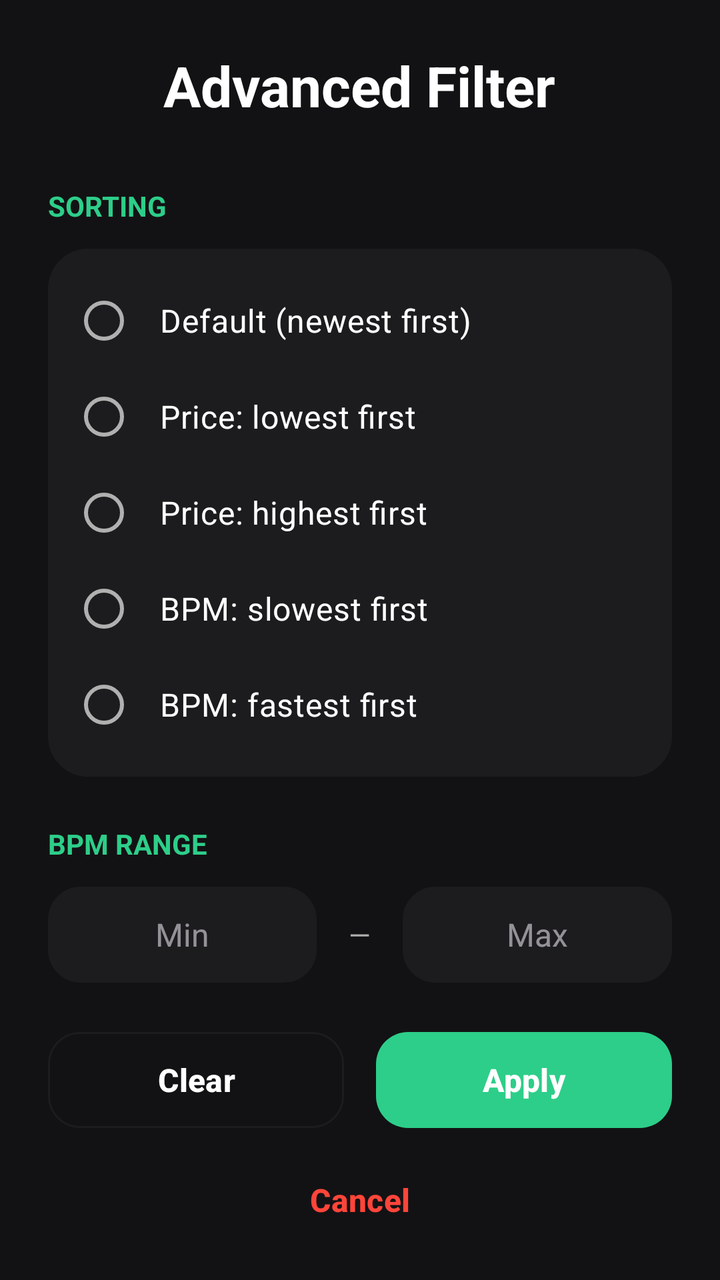
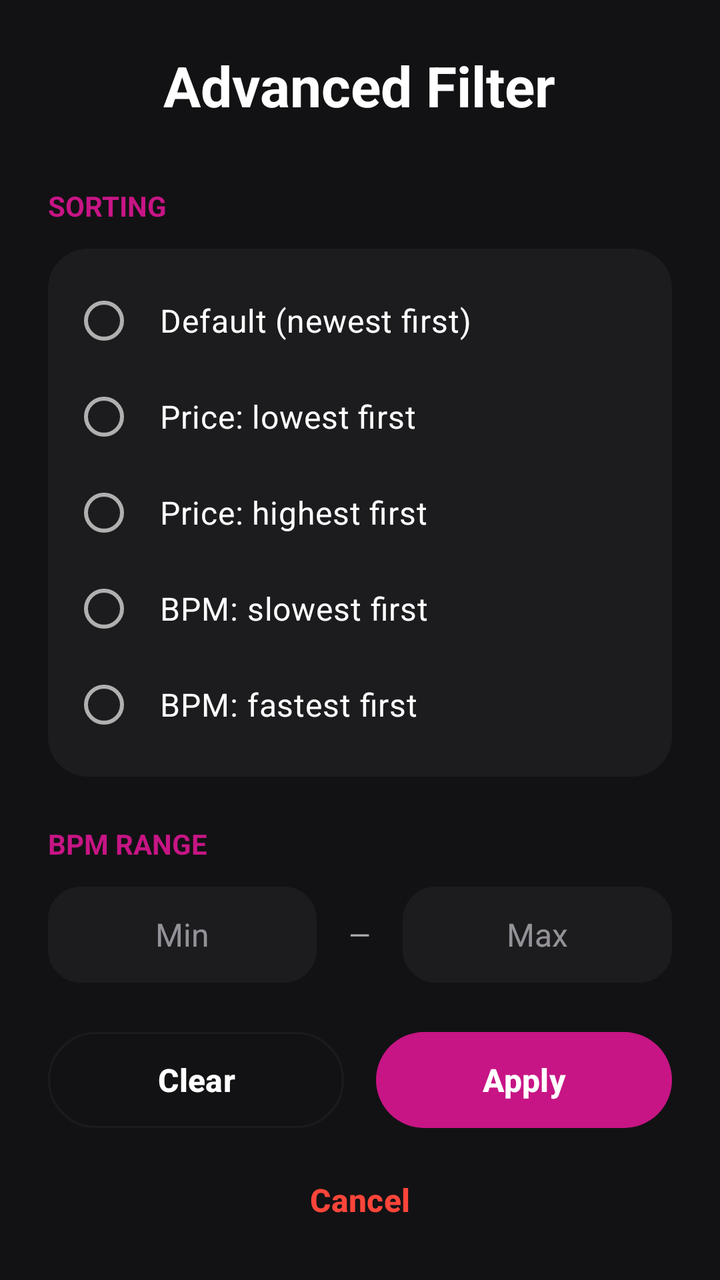

Two renders of the same Android screen: before a commit and after it. Below are the layout's source before the change and the commit's diff.
<!-- AndroidManifest.xml: application theme Theme.BeatHouse.Splash -->
<!-- res/layout/dialog_advanced_filter.xml -->
<?xml version="1.0" encoding="utf-8"?>
<LinearLayout xmlns:android="http://schemas.android.com/apk/res/android"
    xmlns:app="http://schemas.android.com/apk/res-auto"
    android:layout_width="match_parent"
    android:layout_height="wrap_content"
    android:orientation="vertical"
    android:background="@color/surface">

    <androidx.core.widget.NestedScrollView
        android:layout_width="match_parent"
        android:layout_height="0dp"
        android:layout_weight="1">

        <LinearLayout
            android:layout_width="match_parent"
            android:layout_height="wrap_content"
            android:orientation="vertical"
            android:padding="24dp">

            <TextView
                android:layout_width="wrap_content"
                android:layout_height="wrap_content"
                android:layout_gravity="center_horizontal"
                android:text="@string/advanced_filter"
                android:textSize="28sp"
                android:textStyle="bold"
                android:textColor="@color/on_surface"
                android:layout_marginBottom="32dp" />

            
            <TextView
                android:layout_width="wrap_content"
                android:layout_height="wrap_content"
                android:text="@string/sorting"
                android:textSize="14sp"
                android:textStyle="bold"
                android:textColor="@color/primary"
                android:textAllCaps="true"
                android:layout_marginBottom="12dp" />

            <com.google.android.material.card.MaterialCardView
                android:layout_width="match_parent"
                android:layout_height="wrap_content"
                android:layout_marginBottom="24dp"
                app:cardCornerRadius="20dp"
                app:cardElevation="0dp"
                app:cardBackgroundColor="@color/surface_container"
                app:strokeColor="@color/outline"
                app:strokeWidth="1dp">

                <RadioGroup
                    android:id="@+id/rg_sort"
                    android:layout_width="match_parent"
                    android:layout_height="wrap_content"
                    android:padding="12dp">

                    <RadioButton
                        android:id="@+id/rb_default"
                        android:layout_width="match_parent"
                        android:layout_height="wrap_content"
                        android:text="@string/default_sort"
                        android:textColor="@color/on_surface"
                        android:buttonTint="@color/primary"
                        android:padding="12dp"
                        android:textSize="16sp" />

                    <RadioButton
                        android:id="@+id/rb_price_asc"
                        android:layout_width="match_parent"
                        android:layout_height="wrap_content"
                        android:text="@string/price_lowest_first"
                        android:textColor="@color/on_surface"
                        android:buttonTint="@color/primary"
                        android:padding="12dp"
                        android:textSize="16sp" />

                    <RadioButton
                        android:id="@+id/rb_price_desc"
                        android:layout_width="match_parent"
                        android:layout_height="wrap_content"
                        android:text="@string/price_highest_first"
                        android:textColor="@color/on_surface"
                        android:buttonTint="@color/primary"
                        android:padding="12dp"
                        android:textSize="16sp" />

                    <RadioButton
                        android:id="@+id/rb_bpm_asc"
                        android:layout_width="match_parent"
                        android:layout_height="wrap_content"
                        android:text="@string/bpm_slowest_first"
                        android:textColor="@color/on_surface"
                        android:buttonTint="@color/primary"
                        android:padding="12dp"
                        android:textSize="16sp" />

                    <RadioButton
                        android:id="@+id/rb_bpm_desc"
                        android:layout_width="match_parent"
                        android:layout_height="wrap_content"
                        android:text="@string/bpm_fastest_first"
                        android:textColor="@color/on_surface"
                        android:buttonTint="@color/primary"
                        android:padding="12dp"
                        android:textSize="16sp" />

                </RadioGroup>
            </com.google.android.material.card.MaterialCardView>

            
            <TextView
                android:layout_width="wrap_content"
                android:layout_height="wrap_content"
                android:text="@string/bpm_range"
                android:textSize="14sp"
                android:textStyle="bold"
                android:textColor="@color/primary"
                android:textAllCaps="true"
                android:layout_marginBottom="12dp" />

            <LinearLayout
                android:layout_width="match_parent"
                android:layout_height="wrap_content"
                android:orientation="horizontal"
                android:layout_marginBottom="24dp"
                android:gravity="center_vertical">

                <EditText
                    android:id="@+id/et_bpm_min"
                    android:layout_width="0dp"
                    android:layout_height="48dp"
                    android:layout_weight="1"
                    android:hint="Min"
                    android:inputType="number"
                    android:textColor="@color/on_surface"
                    android:background="@drawable/rounded_container"
                    android:backgroundTint="@color/surface_container"
                    android:gravity="center"
                    android:textSize="16sp" />

                <TextView
                    android:layout_width="wrap_content"
                    android:layout_height="wrap_content"
                    android:text="—"
                    android:textColor="@color/on_surface_variant"
                    android:layout_marginHorizontal="16dp" />

                <EditText
                    android:id="@+id/et_bpm_max"
                    android:layout_width="0dp"
                    android:layout_height="48dp"
                    android:layout_weight="1"
                    android:hint="Max"
                    android:inputType="number"
                    android:textColor="@color/on_surface"
                    android:background="@drawable/rounded_container"
                    android:backgroundTint="@color/surface_container"
                    android:gravity="center"
                    android:textSize="16sp" />

            </LinearLayout>

            
            <TextView
                android:layout_width="wrap_content"
                android:layout_height="wrap_content"
                android:text="@string/tag_search"
                android:textSize="14sp"
                android:textStyle="bold"
                android:textColor="@color/primary"
                android:textAllCaps="true"
                android:layout_marginBottom="12dp" />

            <LinearLayout
                android:layout_width="match_parent"
                android:layout_height="56dp"
                android:orientation="horizontal"
                android:gravity="center_vertical"
                android:paddingHorizontal="16dp"
                android:layout_marginBottom="8dp"
                android:background="@drawable/rounded_container"
                android:backgroundTint="@color/surface_container">

                <ImageView
                    android:layout_width="20dp"
                    android:layout_height="20dp"
                    android:src="@drawable/ic_filter"
                    app:tint="@color/on_surface_variant" />

                <EditText
                    android:id="@+id/et_tag_search"
                    android:layout_width="match_parent"
                    android:layout_height="match_parent"
                    android:layout_marginStart="12dp"
                    android:hint="Enter tag..."
                    android:inputType="text"
                    android:textColor="@color/on_surface"
                    android:background="@android:color/transparent"
                    android:textSize="16sp" />
            </LinearLayout>
        </LinearLayout>
    </androidx.core.widget.NestedScrollView>

    
    <LinearLayout
        android:layout_width="match_parent"
        android:layout_height="wrap_content"
        android:orientation="vertical"
        android:paddingHorizontal="24dp"
        android:paddingBottom="16dp"
        android:background="@color/surface">

        <LinearLayout
            android:layout_width="match_parent"
            android:layout_height="wrap_content"
            android:orientation="horizontal">

            <com.google.android.material.button.MaterialButton
                android:id="@+id/btn_clear"
                style="@style/Widget.Material3.Button.OutlinedButton"
                android:layout_width="0dp"
                android:layout_height="56dp"
                android:layout_weight="1"
                android:text="@string/clear"
                android:textColor="@color/on_surface"
                android:textStyle="bold"
                app:strokeColor="@color/outline"
                app:cornerRadius="16dp"
                android:layout_marginEnd="8dp" />

            <com.google.android.material.button.MaterialButton
                android:id="@+id/btn_apply"
                android:layout_width="0dp"
                android:layout_height="56dp"
                android:layout_weight="1"
                android:text="@string/apply"
                android:textColor="@color/on_primary"
                android:textStyle="bold"
                app:backgroundTint="@color/primary"
                app:cornerRadius="16dp"
                android:layout_marginStart="8dp"
                app:autoSizeTextType="uniform"
                app:autoSizeMinTextSize="12sp"
                app:autoSizeMaxTextSize="16sp" />

        </LinearLayout>

        <com.google.android.material.button.MaterialButton
            android:id="@+id/btn_cancel"
            style="@style/Widget.Material3.Button.TextButton"
            android:layout_width="match_parent"
            android:layout_height="48dp"
            android:layout_marginTop="8dp"
            android:text="@string/cancel_btn"
            android:textStyle="bold"
            android:textColor="@color/error" />
    </LinearLayout>

</LinearLayout>
<!-- resources referenced by this layout -->
<resources>
  <color name="error">#FF453A</color>
  <color name="on_primary">#FFFFFF</color>
  <color name="on_surface">#FFFFFF</color>
  <color name="on_surface_variant">#B0B0B0</color>
  <color name="outline">#1C1C1E</color>
  <color name="primary">#2DCE89</color>
  <color name="surface">#121214</color>
  <color name="surface_container">#1C1C1E</color>
  <string name="advanced_filter">Advanced Filter</string>
  <string name="apply">Apply</string>
  <string name="bpm_fastest_first">BPM: fastest first</string>
  <string name="bpm_range">BPM Range</string>
  <string name="bpm_slowest_first">BPM: slowest first</string>
  <string name="cancel_btn">Cancel</string>
  <string name="clear">Clear</string>
  <string name="default_sort">Default (newest first)</string>
  <string name="price_highest_first">Price: highest first</string>
  <string name="price_lowest_first">Price: lowest first</string>
  <string name="sorting">Sorting</string>
  <string name="tag_search">Tag Search (#)</string>
  <style name="Theme.BeatHouse.Splash" parent="Theme.BeatHouse">
          <item name="android:windowBackground">@color/background</item>
      </style>
  <color name="background">#0B0B0D</color>
  <color name="primary_container">#004D40</color>
  <color name="secondary">#8E8E93</color>
  <color name="secondary_container">#1C1C1E</color>
  <color name="on_secondary">#FFFFFF</color>
  <color name="error_container">#330000</color>
  <color name="surface_variant">#1A1A1C</color>
  <style name="Widget.BeatHouse.Button" parent="Widget.Material3.Button">
          <item name="android:textSize">16sp</item>
          <item name="android:textStyle">bold</item>
          <item name="cornerRadius">12dp</item>
          <item name="iconGravity">textStart</item>
          <item name="iconPadding">8dp</item>
          <item name="android:insetTop">4dp</item>
          <item name="android:insetBottom">4dp</item>
          <item name="backgroundTint">@color/primary</item>
          <item name="android:textColor">@color/on_primary</item>
      </style>
  <style name="Widget.BeatHouse.Card" parent="Widget.Material3.CardView.Elevated">
          <item name="cardCornerRadius">16dp</item>
          <item name="cardElevation">0dp</item>
          <item name="strokeColor">@color/outline</item>
          <item name="strokeWidth">1dp</item>
          <item name="cardBackgroundColor">@color/surface_container</item>
      </style>
  <style name="Widget.BeatHouse.BottomNavigation" parent="Widget.Material3.BottomNavigationView">
          <item name="itemIconTint">@color/bottom_nav_icon_tint</item>
          <item name="itemTextColor">@color/bottom_nav_text_tint</item>
          <item name="itemBackground">@color/surface</item>
          <item name="android:background">@color/surface</item>
          <item name="elevation">0dp</item>
          <item name="itemPaddingTop">12dp</item>
          <item name="itemPaddingBottom">12dp</item>
      </style>
  <style name="Widget.BeatHouse.AppBarLayout" parent="Widget.Material3.AppBarLayout">
          <item name="android:background">@color/surface</item>
          <item name="backgroundTint">@color/surface</item>
      </style>
  <style name="Widget.BeatHouse.Chip" parent="Widget.Material3.Chip.Filter">
          <item name="chipCornerRadius">12dp</item>
          <item name="chipStrokeColor">@color/outline</item>
          <item name="chipStrokeWidth">1dp</item>
          <item name="android:textColor">@color/on_surface_variant</item>
          <item name="chipBackgroundColor">@color/surface_container</item>
          <item name="checkedIconTint">@color/primary</item>
          <item name="android:textSize">14sp</item>
      </style>
  <!-- unchanged entries left out for length: 4 -->
</resources>

<!-- the commit's change to res/layout/dialog_advanced_filter.xml (unified diff, before → after) -->
@@ -225,7 +225,7 @@
                 android:textColor="@color/on_surface"
                 android:textStyle="bold"
                 app:strokeColor="@color/outline"
-                app:cornerRadius="16dp"
+                app:cornerRadius="24dp"
                 android:layout_marginEnd="8dp" />
 
             <com.google.android.material.button.MaterialButton
@@ -237,7 +237,7 @@
                 android:textColor="@color/on_primary"
                 android:textStyle="bold"
                 app:backgroundTint="@color/primary"
-                app:cornerRadius="16dp"
+                app:cornerRadius="24dp"
                 android:layout_marginStart="8dp"
                 app:autoSizeTextType="uniform"
                 app:autoSizeMinTextSize="12sp"
<!-- resource entries referenced after the edit -->
@@ -5,7 +5,7 @@
   <color name="on_surface">#FFFFFF</color>
   <color name="on_surface_variant">#B0B0B0</color>
   <color name="outline">#1C1C1E</color>
-  <color name="primary">#2DCE89</color>
+  <color name="primary">#C71585</color>
   <color name="surface">#121214</color>
   <color name="surface_container">#1C1C1E</color>
   <string name="advanced_filter">Advanced Filter</string>
@@ -24,7 +24,7 @@
           <item name="android:windowBackground">@color/background</item>
       </style>
   <color name="background">#0B0B0D</color>
-  <color name="primary_container">#004D40</color>
+  <color name="primary_container">#4D0033</color>
   <color name="secondary">#8E8E93</color>
   <color name="secondary_container">#1C1C1E</color>
   <color name="on_secondary">#FFFFFF</color>
@@ -33,7 +33,7 @@
   <style name="Widget.BeatHouse.Button" parent="Widget.Material3.Button">
           <item name="android:textSize">16sp</item>
           <item name="android:textStyle">bold</item>
-          <item name="cornerRadius">12dp</item>
+          <item name="cornerRadius">24dp</item>
           <item name="iconGravity">textStart</item>
           <item name="iconPadding">8dp</item>
           <item name="android:insetTop">4dp</item>
@@ -42,7 +42,7 @@
           <item name="android:textColor">@color/on_primary</item>
       </style>
   <style name="Widget.BeatHouse.Card" parent="Widget.Material3.CardView.Elevated">
-          <item name="cardCornerRadius">16dp</item>
+          <item name="cardCornerRadius">28dp</item>
           <item name="cardElevation">0dp</item>
           <item name="strokeColor">@color/outline</item>
           <item name="strokeWidth">1dp</item>
@@ -51,18 +51,19 @@
   <style name="Widget.BeatHouse.BottomNavigation" parent="Widget.Material3.BottomNavigationView">
           <item name="itemIconTint">@color/bottom_nav_icon_tint</item>
           <item name="itemTextColor">@color/bottom_nav_text_tint</item>
-          <item name="itemBackground">@color/surface</item>
-          <item name="android:background">@color/surface</item>
+          <item name="itemBackground">@android:color/transparent</item>
+          <item name="android:background">@android:color/transparent</item>
           <item name="elevation">0dp</item>
           <item name="itemPaddingTop">12dp</item>
           <item name="itemPaddingBottom">12dp</item>
+          <item name="labelVisibilityMode">unlabeled</item>
       </style>
   <style name="Widget.BeatHouse.AppBarLayout" parent="Widget.Material3.AppBarLayout">
           <item name="android:background">@color/surface</item>
           <item name="backgroundTint">@color/surface</item>
       </style>
   <style name="Widget.BeatHouse.Chip" parent="Widget.Material3.Chip.Filter">
-          <item name="chipCornerRadius">12dp</item>
+          <item name="chipCornerRadius">20dp</item>
           <item name="chipStrokeColor">@color/outline</item>
           <item name="chipStrokeWidth">1dp</item>
           <item name="android:textColor">@color/on_surface_variant</item>
